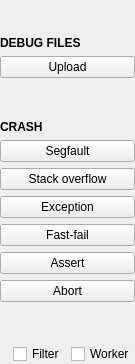
Above: src/crashpane.ui from jpnurmi/sentry-playground before the change. Below: the same form after it.
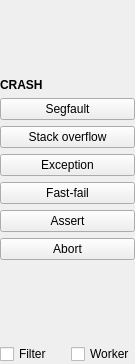
That is the form after the change.

What changed in the file:
```diff
--- a/src/crashpane.ui
+++ b/src/crashpane.ui
@@ -36,39 +36,6 @@
      </property>
     </spacer>
    </item>
-   <item>
-    <widget class="QLabel" name="debugFilesHeader">
-     <property name="styleSheet">
-      <string notr="true">color: palette(placeholder-text); font-weight: bold;</string>
-     </property>
-     <property name="text">
-      <string>DEBUG FILES</string>
-     </property>
-    </widget>
-   </item>
-   <item>
-    <widget class="QPushButton" name="uploadDebugFilesButton">
-     <property name="text">
-      <string>Upload</string>
-     </property>
-    </widget>
-   </item>
-   <item>
-    <spacer name="crashesTopSpacer">
-     <property name="orientation">
-      <enum>Qt::Orientation::Vertical</enum>
-     </property>
-     <property name="sizeType">
-      <enum>QSizePolicy::Policy::Expanding</enum>
-     </property>
-     <property name="sizeHint" stdset="0">
-      <size>
-       <width>0</width>
-       <height>0</height>
-      </size>
-     </property>
-    </spacer>
-   </item>
    <item>
     <widget class="QLabel" name="crashesHeader">
      <property name="styleSheet">
@@ -136,19 +103,6 @@
    </item>
    <item>
     <layout class="QHBoxLayout" name="togglesLayout">
-     <item>
-      <spacer name="togglesSpacer">
-       <property name="orientation">
-        <enum>Qt::Orientation::Horizontal</enum>
-       </property>
-       <property name="sizeHint" stdset="0">
-        <size>
-         <width>0</width>
-         <height>0</height>
-        </size>
-       </property>
-      </spacer>
-     </item>
      <item>
       <widget class="QCheckBox" name="filterBox">
        <property name="text">
```
